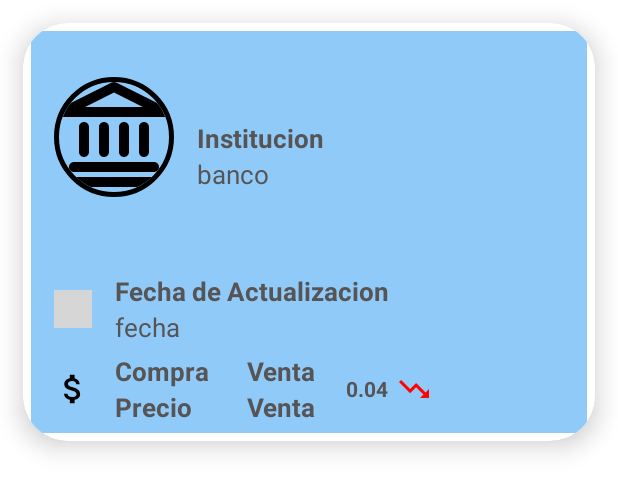
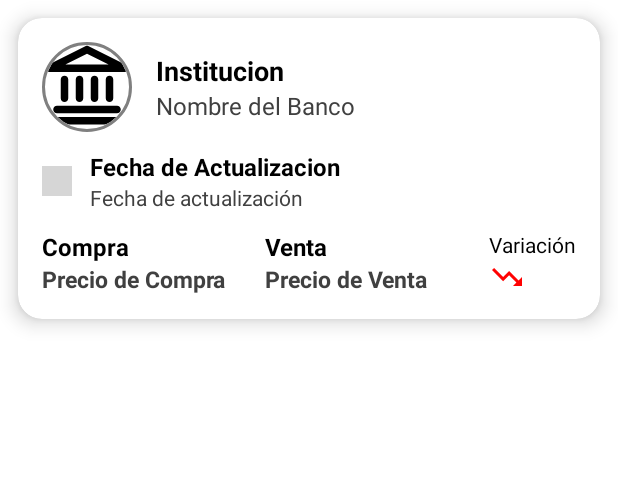
Before and after one commit to carlosvpinto/Dollar-Mexico, an Android app: the layout cardview_precio_instituciones.xml on its own in the app's theme, with its tools: preview values and no code run, on a phone screen of 412 x 824 dp. Shown: the top 492 px of the screen. Run offline under Robolectric (Android 15) with nearby library versions, the phone set to English and light mode, and no system bars; grey boxes are pictures that could not be loaded.

Commit message:
Funcionando la Api MX y Mejorando la card

```diff
--- /dev/null
+++ b/app/src/main/java/com/carlosvpinto/dollar_mexico/model/ApiMexicoResponse.kt
@@ -0,0 +1,3 @@
+package com.carlosvpinto.dollar_mexico.model
+
+class ApiMexicoResponse : ArrayList<ApiMexicoResponseItem>()
--- a/app/src/main/res/layout/cardview_precio_instituciones.xml
+++ b/app/src/main/res/layout/cardview_precio_instituciones.xml
@@ -1,196 +1,177 @@
 <?xml version="1.0" encoding="utf-8"?>
-<androidx.cardview.widget.CardView  xmlns:android="http://schemas.android.com/apk/res/android"
+<androidx.cardview.widget.CardView
+    xmlns:android="http://schemas.android.com/apk/res/android"
     xmlns:app="http://schemas.android.com/apk/res-auto"
     android:id="@+id/cardView"
-
     android:layout_width="match_parent"
     android:layout_height="wrap_content"
-    android:layout_marginTop="5dp"
-    android:elevation="10dp"
-    android:background="@color/black"
-
-    app:cardCornerRadius="30dp"
-    app:cardElevation="10dp"
-    android:layout_margin="15dp"
-    app:contentPadding="5dp">
+    android:layout_margin="12dp"
+    android:elevation="12dp"
+    android:background="@color/white"
+    app:cardCornerRadius="16dp"
+    app:cardElevation="8dp">
 
     <LinearLayout
         android:layout_width="match_parent"
-        android:layout_height="match_parent"
+        android:layout_height="wrap_content"
         android:orientation="vertical"
-        android:paddingTop="5dp"
-        android:background="@color/blue_200"
-        android:layout_gravity="center"
-        android:paddingBottom="5dp">
+        android:padding="16dp">
 
+        <!-- Header con imagen y nombre de la institución -->
         <LinearLayout
             android:layout_width="match_parent"
             android:layout_height="wrap_content"
             android:orientation="horizontal"
             android:gravity="center_vertical"
-            android:layout_gravity="center"
-            android:layout_marginLeft="15dp"
-            android:layout_marginRight="15dp"
-            android:layout_marginTop="5dp">
+            android:layout_marginBottom="12dp">
 
             <de.hdodenhof.circleimageview.CircleImageView
                 android:id="@+id/circleInstitucion"
-                android:layout_width="80dp"
-                android:layout_height="80dp"
+                android:layout_width="60dp"
+                android:layout_height="60dp"
                 android:src="@drawable/institution_svgrepo_com"
-                app:civ_border_width="3dp"
-                android:layout_marginTop="20dp"
-                app:civ_border_color="@color/black"
-                android:layout_gravity="bottom|center"
-                android:layout_marginBottom="45dp"/>
-
-
+                app:civ_border_width="2dp"
+                app:civ_border_color="@color/gray" />
 
             <LinearLayout
                 android:layout_width="wrap_content"
                 android:layout_height="wrap_content"
                 android:orientation="vertical"
-                android:layout_marginLeft="15dp">
+                android:layout_marginStart="16dp">
 
                 <TextView
                     android:layout_width="wrap_content"
                     android:layout_height="wrap_content"
                     android:text="@string/institucion"
                     android:textStyle="bold"
-
-                    android:textSize="17sp"/>
+                    android:textSize="18sp"
+                    android:textColor="@color/black" />
 
                 <TextView
                     android:id="@+id/txtNombreBanco"
                     android:layout_width="wrap_content"
                     android:layout_height="wrap_content"
-                    android:text="banco"
-                    android:textSize="17sp"/>
+                    android:text="Nombre del Banco"
+                    android:textSize="16sp"
+                    android:textColor="@color/gray_dark" />
+            </LinearLayout>
+        </LinearLayout>
 
-            </LinearLayout>
-
-        </LinearLayout>
+        <!-- Información de actualización -->
         <LinearLayout
             android:layout_width="match_parent"
             android:layout_height="wrap_content"
             android:orientation="horizontal"
             android:gravity="center_vertical"
-            android:layout_marginLeft="15dp"
-            android:layout_gravity="center|top"
-            android:layout_marginRight="15dp"
-            android:layout_marginTop="5dp">
+            android:layout_marginBottom="12dp">
 
             <ImageView
-                android:layout_width="25dp"
-                android:layout_height="25dp"
+                android:layout_width="20dp"
+                android:layout_height="20dp"
                 android:src="@drawable/ic_calendario" />
 
             <LinearLayout
                 android:layout_width="wrap_content"
                 android:layout_height="wrap_content"
                 android:orientation="vertical"
-                android:layout_marginLeft="15dp">
+                android:layout_marginStart="12dp">
 
                 <TextView
                     android:layout_width="wrap_content"
                     android:layout_height="wrap_content"
                     android:text="@string/fecha_de_actualizacion"
                     android:textStyle="bold"
-
-                    android:textSize="17sp"/>
+                    android:textSize="16sp"
+                    android:textColor="@color/black" />
 
                 <TextView
                     android:id="@+id/txtFechaActualizacionBanco"
                     android:layout_width="wrap_content"
                     android:layout_height="wrap_content"
-                    android:text="fecha"
-                    android:textSize="17sp"/>
-
+                    android:text="Fecha de actualización"
+                    android:textSize="14sp"
+                    android:textColor="@color/gray_dark" />
             </LinearLayout>
-
         </LinearLayout>
 
-
+        <!-- Precios de compra y venta -->
         <LinearLayout
             android:layout_width="match_parent"
             android:layout_height="wrap_content"
             android:orientation="horizontal"
-            android:gravity="center_vertical"
-            android:layout_marginLeft="15dp"
-            android:layout_marginRight="15dp"
-            android:layout_marginTop="5dp">
+            android:gravity="center_vertical">
 
-            <ImageView
-                android:layout_width="25dp"
-                android:layout_height="25dp"
-                android:src="@drawable/ic_peso" />
-
+            <!-- Precio de compra -->
             <LinearLayout
-                android:layout_width="wrap_content"
+                android:layout_width="0dp"
                 android:layout_height="wrap_content"
                 android:orientation="vertical"
-                android:layout_marginLeft="15dp">
+                android:layout_weight="1">
 
                 <TextView
                     android:layout_width="wrap_content"
                     android:layout_height="wrap_content"
                     android:text="@string/precio_de_compra"
                     android:textStyle="bold"
-                    android:textSize="17sp"/>
+                    android:textSize="16sp"
+                    android:textColor="@color/black" />
 
                 <TextView
                     android:id="@+id/txtPrecioBsBanco"
                     android:layout_width="wrap_content"
                     android:layout_height="wrap_content"
-                    android:text="Precio"
-                    android:textStyle="bold"
-                    android:textSize="17sp"/>
-
+                    android:text="Precio de Compra"
+                    android:textSize="15sp"
+                    android:textColor="@color/gray_dark"
+                    android:textStyle="bold" />
             </LinearLayout>
 
+            <!-- Precio de venta -->
             <LinearLayout
-                android:layout_width="wrap_content"
+                android:layout_width="0dp"
                 android:layout_height="wrap_content"
                 android:orientation="vertical"
-                android:layout_marginLeft="25dp">
+                android:layout_weight="1">
 
                 <TextView
                     android:layout_width="wrap_content"
                     android:layout_height="wrap_content"
                     android:text="@string/precio_de_venta"
                     android:textStyle="bold"
-                    android:textSize="17sp"/>
+                    android:textSize="16sp"
+                    android:textColor="@color/black" />
 
                 <TextView
                     android:id="@+id/txtPrecioVenta"
                     android:layout_width="wrap_content"
                     android:layout_height="wrap_content"
-                    android:text="Venta"
-                    android:textStyle="bold"
-                    android:textSize="17sp"/>
+                    android:text="Precio de Venta"
+                    android:textSize="15sp"
+                    android:textColor="@color/gray_dark"
+                    android:textStyle="bold" />
+            </LinearLayout>
 
-            </LinearLayout>
-            <TextView
-                android:id="@+id/txtVariacion"
+            <!-- Variación -->
+            <LinearLayout
                 android:layout_width="wrap_content"
                 android:layout_height="wrap_content"
-                android:text="0.04"
-                android:textStyle="bold"
-                android:layout_marginLeft="20dp"
-                android:textSize="14sp"/>
+                android:orientation="vertical"
+                android:gravity="center_vertical">
 
-            <ImageView
-                android:id="@+id/imgfechabanco"
-                android:layout_width="wrap_content"
-                android:layout_height="wrap_content"
-                android:src="@drawable/ic_flecha_roja"
-                android:textStyle="bold"
-                android:padding="5dp"
-                android:textSize="15sp"/>
+                <TextView
+                    android:id="@+id/txtVariacion"
+                    android:layout_width="wrap_content"
+                    android:layout_height="wrap_content"
+                    android:text="Variación"
+                    android:textSize="14sp"
+                    android:textColor="@color/black" />
 
+                <ImageView
+                    android:id="@+id/imgfechabanco"
+                    android:layout_width="24dp"
+                    android:layout_height="24dp"
+                    android:src="@drawable/ic_flecha_roja" />
+            </LinearLayout>
         </LinearLayout>
-
-
     </LinearLayout>
-
 </androidx.cardview.widget.CardView>
--- a/app/src/main/res/values/colors.xml
+++ b/app/src/main/res/values/colors.xml
@@ -38,6 +38,8 @@
     <color name="md_theme_light_surfaceTint">#0056D0</color>
     <color name="green">#13F403</color>
     <color name="red">#D00018</color>
+    <color name="gray_dark">#404040</color>
+    <color name="gray">#808080</color>
 
 
 </resources>
```
Also changed, not shown: app/build.gradle.kts (+7 -1 lines), app/src/main/AndroidManifest.xml (+9 -0 lines), app/src/main/java/com/carlosvpinto/dollar_mexico/adapter/PreciosTodosAdapter.kt (+25 -41 lines), app/src/main/java/com/carlosvpinto/dollar_mexico/model/ApiMexicoResponseItem.kt (added, +9 -0 lines), app/src/main/java/com/carlosvpinto/dollar_mexico/ui/home/HomeFragment.kt (+111 -8 lines), app/src/main/java/com/carlosvpinto/dollar_mexico/utils/ApiService.kt (added, +25 -0 lines), app/src/main/java/com/carlosvpinto/dollar_mexico/utils/Constants.kt (added, +26 -0 lines), app/src/main/res/layout/fragment_home.xml (+4 -15 lines), gradle/libs.versions.toml (+10 -0 lines).
